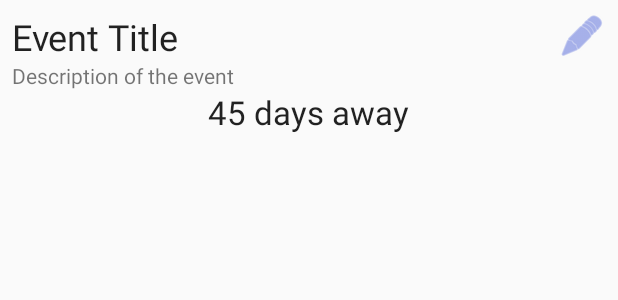
After one commit to agustinmadina/Kineo, an Android app: the layout list_item_patient.xml on its own in the app's theme, with its tools: preview values and no code run, on a phone screen of 412 x 824 dp. The commit adds this screen. Shown: the top 300 px of the screen. Run offline under Robolectric (Android 15) with nearby library versions, the phone set to English and light mode, and no system bars.

Commit message:
Patient's Recycler and Adapter basis ready

```diff
--- a/app/src/main/res/layout/content_main.xml
+++ b/app/src/main/res/layout/content_main.xml
@@ -164,6 +164,6 @@
         app:backgroundTint="@color/colorAccentDark"
         app:layout_constraintBottom_toBottomOf="parent"
         app:layout_constraintLeft_toLeftOf="parent"
-        app:srcCompat="@drawable/ic_menu_rotate" />
+        android:src="@android:drawable/ic_menu_rotate"/>
 
 </android.support.constraint.ConstraintLayout>
--- /dev/null
+++ b/app/src/main/res/layout/list_item_patient.xml
@@ -0,0 +1,45 @@
+<?xml version="1.0" encoding="utf-8"?>
+<RelativeLayout xmlns:android="http://schemas.android.com/apk/res/android"
+    xmlns:app="http://schemas.android.com/apk/res-auto"
+    xmlns:tools="http://schemas.android.com/tools"
+    android:layout_width="match_parent"
+    android:layout_height="wrap_content"
+    android:layout_margin="8dp"
+    android:orientation="horizontal">
+
+    <TextView
+        android:id="@+id/text_view_patient_name"
+        android:layout_width="wrap_content"
+        android:layout_height="wrap_content"
+        android:layout_alignParentStart="true"
+        android:layout_alignParentTop="true"
+        android:textAppearance="@style/TextAppearance.AppCompat.Headline"
+        tools:text="Event Title" />
+
+    <TextView
+        android:id="@+id/text_view_last_time"
+        android:layout_width="wrap_content"
+        android:layout_height="wrap_content"
+        android:layout_below="@+id/text_view_event_description"
+        android:layout_centerHorizontal="true"
+        android:textAppearance="@style/TextAppearance.AppCompat.Large"
+        tools:text="45 days away" />
+
+    <TextView
+        android:id="@+id/text_view_event_description"
+        android:layout_width="match_parent"
+        android:layout_height="wrap_content"
+        android:layout_alignParentStart="true"
+        android:layout_below="@+id/text_view_patient_name"
+        tools:text="Description of the event" />
+
+    <ImageButton
+        android:id="@+id/button_edit"
+        android:layout_width="wrap_content"
+        android:layout_height="wrap_content"
+        android:layout_alignParentEnd="true"
+        android:layout_alignParentTop="true"
+        android:background="@null"
+        android:tint="@color/blue_light"
+        android:src="@android:drawable/ic_menu_edit"/>
+</RelativeLayout>
--- a/app/src/main/res/mipmap-anydpi-v26/ic_launcher.xml
+++ /dev/null
@@ -1,5 +0,0 @@
-<?xml version="1.0" encoding="utf-8"?>
-<adaptive-icon xmlns:android="http://schemas.android.com/apk/res/android">
-    <background android:drawable="@drawable/ic_launcher_background" />
-    <foreground android:drawable="@drawable/ic_launcher_foreground" />
-</adaptive-icon>
--- a/app/src/main/res/mipmap-anydpi-v26/ic_launcher_round.xml
+++ /dev/null
@@ -1,5 +0,0 @@
-<?xml version="1.0" encoding="utf-8"?>
-<adaptive-icon xmlns:android="http://schemas.android.com/apk/res/android">
-    <background android:drawable="@drawable/ic_launcher_background" />
-    <foreground android:drawable="@drawable/ic_launcher_foreground" />
-</adaptive-icon>
--- a/app/src/main/res/values/colors.xml
+++ b/app/src/main/res/values/colors.xml
@@ -1,7 +1,7 @@
 <?xml version="1.0" encoding="utf-8"?>
 <resources>
-    <color name="colorPrimary">#263238</color>
-    <color name="colorPrimaryDark">#000000</color>
+    <color name="colorPrimary">#6e7fde</color>
+    <color name="colorPrimaryDark">#FF001481</color>
     <color name="colorAccent">#FF4081</color>
     <color name="colorAccentDark">#ad1457</color>
 
```
Also changed, not shown: app/src/main/java/com/ownhealth/kineo/adapter/PatientAdapter.java (added, +66 -0 lines), app/src/main/java/com/ownhealth/kineo/patients/PatientsFragment.java (+25 -3 lines), app/src/main/java/com/ownhealth/kineo/viewmodel/PatientsViewModel.java (+1 -7 lines), app/src/main/res/layout/fragment_patients.xml (+24 -13 lines), app/src/main/res/values/styles.xml (+2 -5 lines), app/src/main/res/drawable/ic_menu_rotate.png (deleted).
